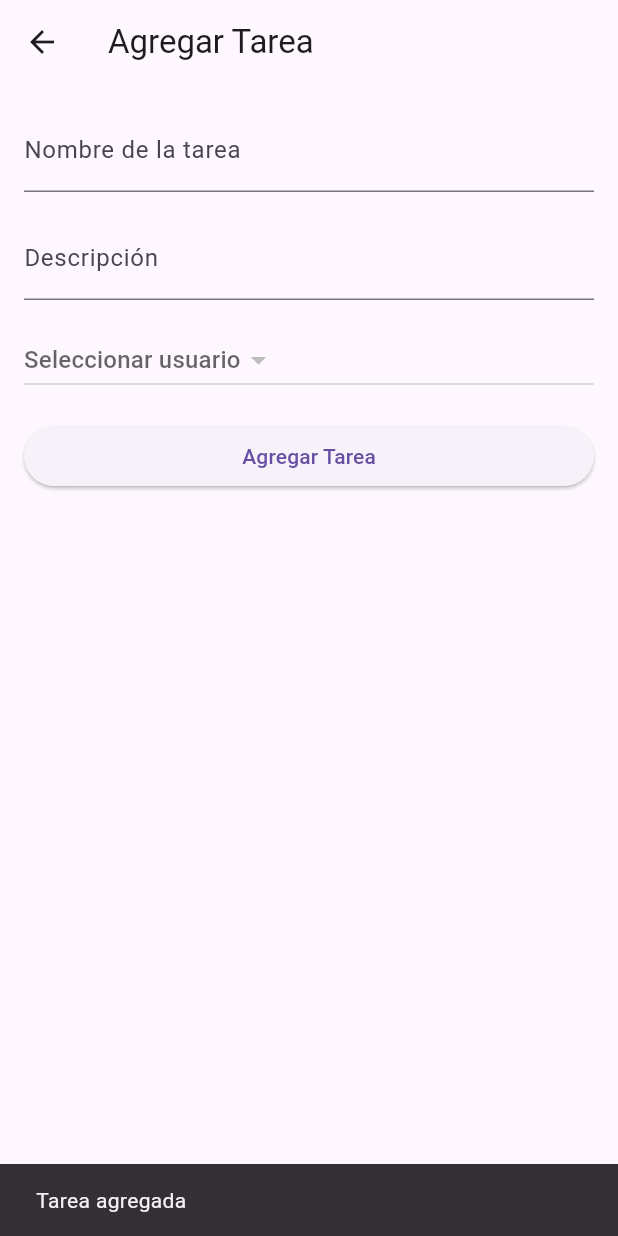
After one commit to Manulol1904/fluutter_proyect, a Flutter app: the AddTaskScreen screen opened directly, after a tap on "Agregar Tarea", on a phone screen of 412 x 824 dp. The commit adds this screen. Run offline on Flutter 3.47's test engine with Material 3 defaults, Android fonts, the phone set to English and light mode, and no system bars; our stand-ins replace animated_text_kit, firebase_auth, firebase_core, firebase_database; accounts and stored records are empty.

Commit message:
Se actualiza a su version beta

```diff
--- /dev/null
+++ b/lib/Addtask.dart
@@ -0,0 +1,116 @@
+import 'package:flutter/material.dart';
+import 'package:firebase_database/firebase_database.dart';
+
+class AddTaskScreen extends StatefulWidget {
+  @override
+  _AddTaskScreenState createState() => _AddTaskScreenState();
+}
+
+class _AddTaskScreenState extends State<AddTaskScreen> {
+  late TextEditingController _nameController;
+  late TextEditingController _descriptionController;
+  String _selectedUserName = '';
+  List<String> _userNames = [];
+
+  @override
+  void initState() {
+    super.initState();
+    _nameController = TextEditingController();
+    _descriptionController = TextEditingController();
+    _fetchUserNames(); // Obtener los nombres de usuario al iniciar la pantalla
+  }
+
+  @override
+  void dispose() {
+    _nameController.dispose();
+    _descriptionController.dispose();
+    super.dispose();
+  }
+
+  void _fetchUserNames() {
+    final DatabaseReference usersRef = FirebaseDatabase.instance.ref().child("usuarios");
+    usersRef.onValue.listen((DatabaseEvent event) {
+      final Map<dynamic, dynamic>? usersData = event.snapshot.value as Map<dynamic, dynamic>?;
+
+      if (usersData != null) {
+        setState(() {
+          _userNames = usersData.values.where((userData) => userData['rol'] == 'usuario').map<String>((userData) => userData['nombre'] as String).toList();
+          _selectedUserName = _userNames.isNotEmpty ? _userNames.first : '';
+        });
+      }
+    }, onError: (error) {
+      print("Error fetching user names: $error");
+    });
+  }
+
+  void _addTask() {
+    final DatabaseReference tasksRef = FirebaseDatabase.instance.ref().child("tareas");
+    final String name = _nameController.text;
+    final String description = _descriptionController.text;
+    final String assignedUser = _selectedUserName;
+    final DateTime now = DateTime.now();
+    final String formattedDate = '${now.year}-${now.month.toString().padLeft(2, '0')}-${now.day.toString().padLeft(2, '0')}';
+
+
+    tasksRef.push().set({
+      'name': name,
+      'detalles': description,
+      'date': formattedDate,
+      'nombre': assignedUser, // Agregar el usuario asignado a la tarea
+    }).then((_) {
+      ScaffoldMessenger.of(context).showSnackBar(SnackBar(content: Text('Tarea agregada')));
+      _nameController.clear();
+      _descriptionController.clear();
+    }).catchError((error) {
+      ScaffoldMessenger.of(context).showSnackBar(SnackBar(content: Text('Error al agregar la tarea')));
+    });
+  }
+
+  @override
+  Widget build(BuildContext context) {
+    return Scaffold(
+      appBar: AppBar(
+        title: Text('Agregar Tarea'),
+      ),
+      body: Padding(
+        padding: EdgeInsets.all(16.0),
+        child: Column(
+          crossAxisAlignment: CrossAxisAlignment.stretch,
+          children: [
+            TextField(
+              controller: _nameController,
+              decoration: InputDecoration(labelText: 'Nombre de la tarea'),
+            ),
+            SizedBox(height: 16.0),
+            TextField(
+              controller: _descriptionController,
+              decoration: InputDecoration(labelText: 'Descripción'),
+              maxLines: null, // Permitir que el campo de texto tenga varias líneas
+            ),
+            SizedBox(height: 16.0),
+            DropdownButton<String>(
+              value: _selectedUserName,
+              onChanged: (String? value) {
+                setState(() {
+                  _selectedUserName = value!;
+                });
+              },
+              items: _userNames.map<DropdownMenuItem<String>>((String value) {
+                return DropdownMenuItem<String>(
+                  value: value,
+                  child: Text(value),
+                );
+              }).toList(),
+              hint: Text('Seleccionar usuario'),
+            ),
+            SizedBox(height: 16.0),
+            ElevatedButton(
+              onPressed: _addTask,
+              child: Text('Agregar Tarea'),
+            ),
+          ],
+        ),
+      ),
+    );
+  }
+}
--- a/lib/usuarios.dart
+++ b/lib/usuarios.dart
@@ -33,6 +33,7 @@ class userScreen extends StatelessWidget {
       ),
     );
   }
+
   Widget _checkUserRole(BuildContext context, User user) {
     final userId = user.uid;
     final userRef = FirebaseDatabase.instance.ref().child("usuarios").child(userId);
@@ -47,7 +48,7 @@ class userScreen extends StatelessWidget {
             // Obtener el nombre de usuario
             final userName = userData['nombre'];
 
-            // Consultar las tareas asignadas al usuario actual
+            // Consultar las tareas asignadas al usuario actual y obtener sus IDs
             final tasksRef = FirebaseDatabase.instance.ref().child("tareas").orderByChild('nombre').equalTo(userName);
 
             return StreamBuilder<DatabaseEvent>(
@@ -58,8 +59,9 @@ class userScreen extends StatelessWidget {
                   final tasksData = tasksEventData.snapshot.value as Map<dynamic, dynamic>?;
 
                   if (tasksData != null && tasksData.isNotEmpty) {
+                    final List<String> taskIds = tasksData.keys.toList().cast<String>(); // Obtener los IDs de las tareas
                     final List<Map<dynamic, dynamic>> tasksList = tasksData.values.toList().cast<Map<dynamic, dynamic>>();
-                return TaskListWidget(tasksList);
+                    return TaskListWidget(tasksList, taskIds, userData['rol'] ); // Pasar los IDs a TaskListWidget
                   } else {
                     // Si no hay tareas asignadas al usuario, muestra un mensaje
                     return const Center(child: Text('No tienes tareas asignadas.'));
```
Also changed, not shown: lib/Edit.dart (added, +100 -0 lines), lib/Edit_user.dart (added, +77 -0 lines), lib/Home.dart (+22 -13 lines), lib/tareas.dart (+31 -6 lines). Lines whose indentation alone changed are shown as unchanged.
